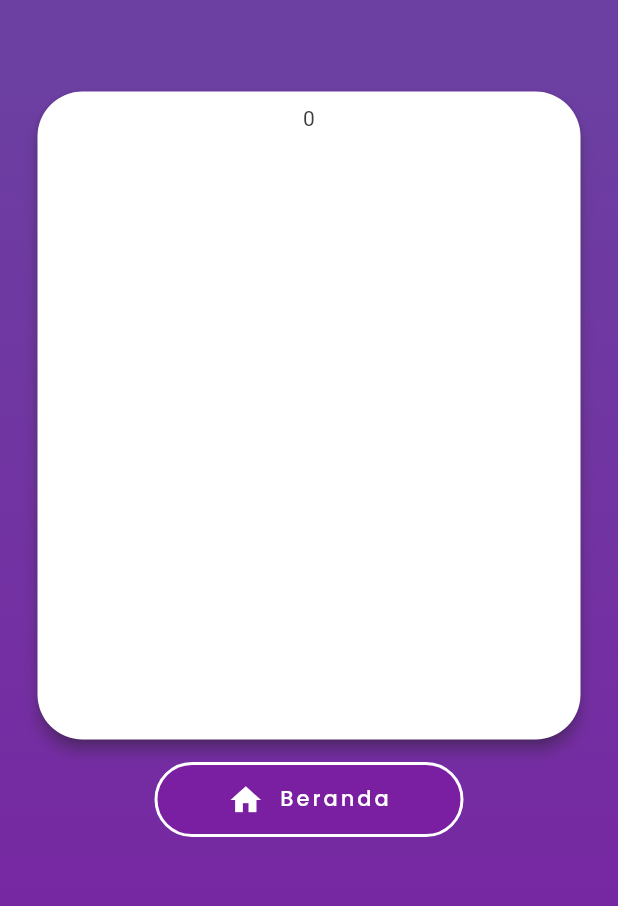
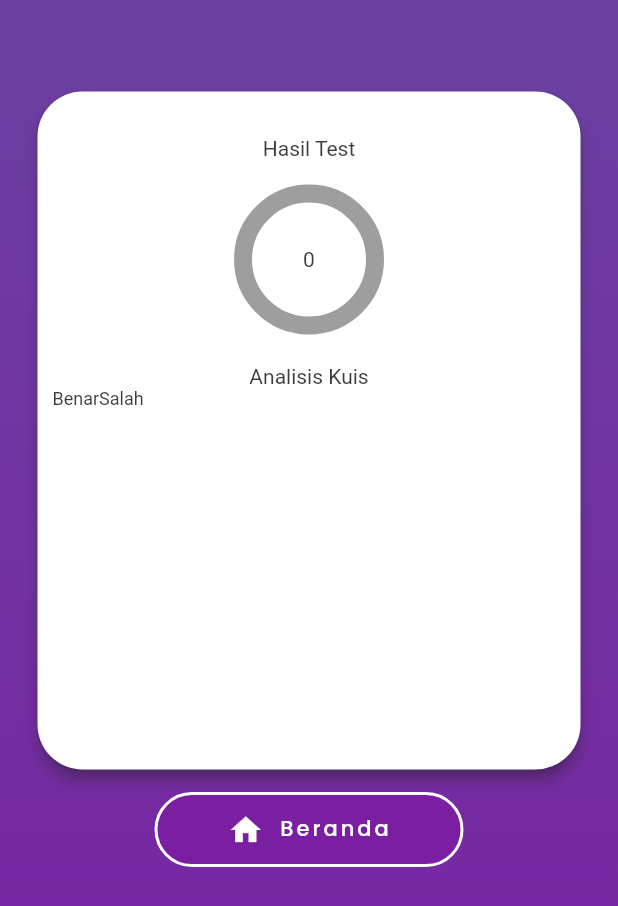
Before and after one commit to whywidodo/smartscout, a Flutter app: the Hasil screen opened directly, on a phone screen of 412 x 824 dp. Shown: the top 906 px of the screen. Run offline on Flutter 3.47's test engine with Material 2 defaults, Android fonts, the phone set to English and light mode, and no system bars; drawn by our look-alikes of percent_indicator; our stand-ins replace audioplayers, curved_navigation_bar, fluttertoast.

Commit message:
add progress bar

```diff
--- a/lib/Layout/Game/Hasil.dart
+++ b/lib/Layout/Game/Hasil.dart
@@ -1,8 +1,8 @@
 import 'package:flutter/cupertino.dart';
 import 'package:flutter/material.dart';
+import 'package:percent_indicator/circular_percent_indicator.dart';
 import 'package:smartscout/Constant/DataSoalKuis.dart';
 import 'package:smartscout/Layout/Homepage.dart';
-
 import '../../Constant/Ukuran.dart';
 import '../../Constant/Warna.dart';
 
@@ -21,17 +21,15 @@ class _HasilState extends State<Hasil> {
           centerTitle: true,
           elevation: 0.0,
           backgroundColor: warnaUngu,
-        automaticallyImplyLeading: false
-      ),
-      body:
-      Container(
+          automaticallyImplyLeading: false),
+      body: Container(
           width: MediaQuery.of(context).size.width,
           height: MediaQuery.of(context).size.height,
           decoration: const BoxDecoration(
             gradient: LinearGradient(
               begin: Alignment.topCenter,
               end: Alignment.bottomCenter,
-              colors: [ warnaUngu, warnaPurple700],
+              colors: [warnaUngu, warnaPurple700],
             ),
           ),
           child: Padding(
@@ -44,23 +42,72 @@ class _HasilState extends State<Hasil> {
                     borderRadius: BorderRadius.circular(30),
                   ),
                   child: Padding(
-                      padding: EdgeInsets.all(10.0),
+                      padding: EdgeInsets.only(
+                          top: 30, bottom: 10, left: 10, right: 10),
                       child: Container(
                         width: MediaQuery.of(context).size.width,
                         height: 0.5 * MediaQuery.of(context).size.height,
                         child: Column(
                           children: [
-                            Text(hasilJawabKuis.toString(), style: TextStyle(color: warnaHitam, fontSize: ukFormTulisanKecil)),
+                            Text("Hasil Test\n",
+                                textAlign: TextAlign.start,
+                                style: TextStyle(
+                                  color: warnaHitam,
+                                  fontSize: ukFormTulisanKecil,
+                                )),
+                            CircularPercentIndicator(
+                              radius: 100.0,
+                              lineWidth: 12.0,
+                              backgroundColor: Colors.grey,
+                              percent: hasilJawabKuis / 100,
+                              progressColor: warnaUngu,
+                              animation: true,
+                              animationDuration: 1500,
+                              center: Text(
+                                hasilJawabKuis.toString(),
+                                style: TextStyle(
+                                    color: warnaHitam,
+                                    fontSize: ukFormTulisanKecil),
+                              ),
+                            ),
+                            Container(
+                              padding: EdgeInsets.only(top: 20.0),
+                              child: Column(
+                                children: [
+                                  Text(
+                                    "Analisis Kuis",
+                                    style: TextStyle(
+                                        color: warnaHitam,
+                                        fontSize: ukFormTulisanKecil),
+                                  ),
+                                  Row(
+                                    children: [
+                                      Text(
+                                        "Benar",
+                                        style: TextStyle(
+                                            color: warnaHitam,
+                                            fontSize: ukIsiTulisanKecil),
+                                      ),
+                                      Text(
+                                        "Salah",
+                                        style: TextStyle(
+                                            color: warnaHitam,
+                                            fontSize: ukIsiTulisanKecil),
+                                      ),
+                                    ],
+                                  )
                                 ],
                               ),
                             )
+                          ],
                         ),
+                      )),
                   elevation: 4,
                   shadowColor: warnaHitam,
                 ),
                 const SizedBox(height: 10),
                 InkWell(
-                  onTap: (){
+                  onTap: () {
                     keHomepage();
                   },
                   child: Container(
@@ -70,15 +117,15 @@ class _HasilState extends State<Hasil> {
                           shape: BoxShape.rectangle,
                           borderRadius: BorderRadius.circular(30),
                           border: Border.all(width: 2, color: warnaPutih),
-                          color: warnaPurple700
-                      ),
+                          color: warnaPurple700),
                       child: Row(
                         crossAxisAlignment: CrossAxisAlignment.center,
                         mainAxisAlignment: MainAxisAlignment.center,
                         children: [
                           const Icon(Icons.home, color: warnaPutih),
                           const SizedBox(width: 10),
-                          Text("Beranda",
+                          Text(
+                            "Beranda",
                             textAlign: TextAlign.start,
                             style: TextStyle(
                                 letterSpacing: 2.0,
@@ -87,17 +134,15 @@ class _HasilState extends State<Hasil> {
                                 fontSize: ukFormTulisanKecil),
                           ),
                         ],
-                      )
-                  ),
+                      )),
                 )
               ],
             ),
-          )
-      ),
+          )),
     );
   }
 
-  void keHomepage(){
+  void keHomepage() {
     Navigator.pushAndRemoveUntil(
         context,
         MaterialPageRoute(builder: (context) => const Homepage()),
--- a/pubspec.yaml
+++ b/pubspec.yaml
@@ -38,6 +38,8 @@ dependencies:
   audioplayers: ^1.0.1
   dialogs: ^0.0.7
   curved_navigation_bar: ^1.0.3
+  percent_indicator: ^3.0.1
+
 
 dev_dependencies:
   flutter_test:
```
Also changed, not shown: pubspec.lock. Lines whose indentation alone changed are shown as unchanged.
